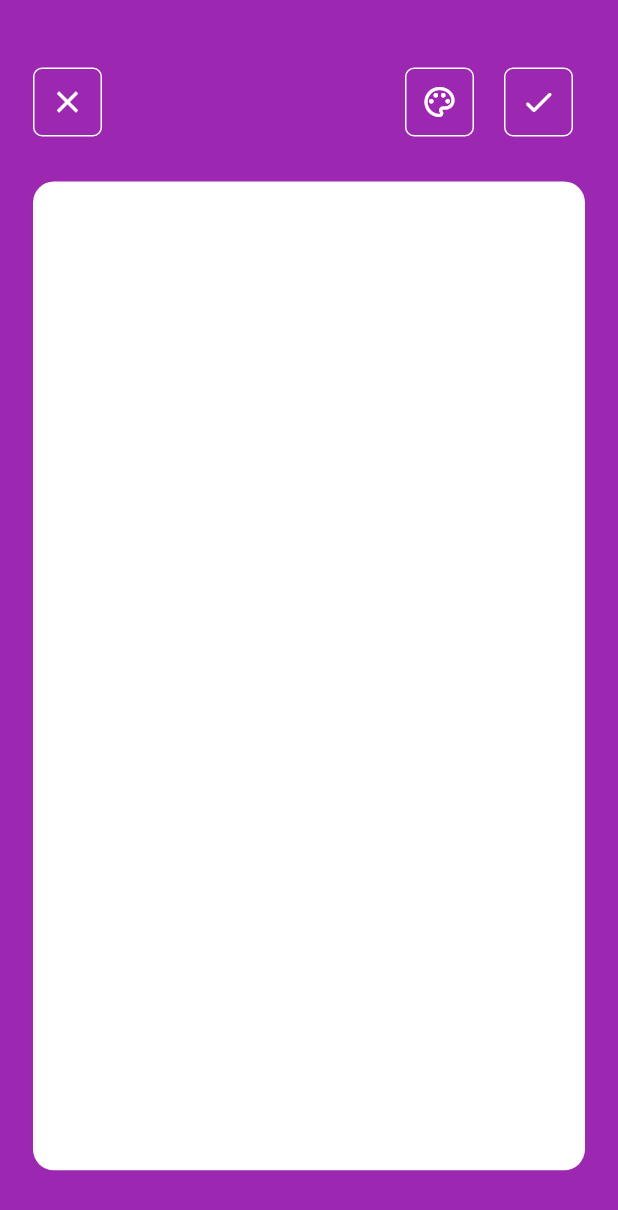
After one commit to Franciscof11/Simple_Notes, a Flutter app: the NotePage screen opened by its route, after a tap on the "mode edit outline" icon, on a phone screen of 412 x 824 dp. The commit adds this screen. Shown: the top 1210 px of the screen. Run offline on Flutter 3.47's test engine with Material 2 defaults, Android fonts, the phone set to English and light mode, and no system bars; our stand-ins replace another_flushbar, cloud_firestore, device_preview, firebase_core, google_fonts, page_transition; accounts and stored records are empty; generated files the repository leaves out were written again.

Commit message:
feat: edit mode for text

```diff
--- a/lib/model/note.dart
+++ b/lib/model/note.dart
@@ -4,10 +4,10 @@ class Note {
   final String? timestamp;
   final String? noteId;
   Note({
-    required this.title,
-    required this.note,
-    required this.timestamp,
-    required this.noteId,
+    this.title,
+    this.note,
+    this.timestamp,
+    this.noteId,
   });
 
   factory Note.fromFirestore(
--- a/lib/utils/routes.dart
+++ b/lib/utils/routes.dart
@@ -1,7 +1,10 @@
 import 'package:simple_notes/view/pages/home_page/home_page.dart';
-import 'package:simple_notes/view/pages/note_page.dart/note_page.dart';
+import 'package:simple_notes/view/pages/note_page/note_page.dart';
+
+import '../view/pages/edit_note_page/edit_note_page.dart';
 
 final routes = {
   '/HomePage': (context) => HomePage(),
   '/NotePage': (context) => const NotePage(),
+  '/EditNotePage': (context) => const EditNotePage(),
 };
--- /dev/null
+++ b/lib/view/pages/edit_note_page/edit_note_page.dart
@@ -0,0 +1,158 @@
+import 'package:flutter/material.dart';
+import 'package:google_fonts/google_fonts.dart';
+import 'package:simple_notes/controller/notes_controller.dart';
+
+import '../../../model/note.dart';
+import 'widgets/edit_text_form_field.dart';
+
+class EditNotePage extends StatefulWidget {
+  final Note? note;
+  const EditNotePage({super.key, this.note});
+
+  @override
+  State<EditNotePage> createState() => _EditNotePageState();
+}
+
+class _EditNotePageState extends State<EditNotePage> {
+  final titleAttController = TextEditingController();
+  final noteAttController = TextEditingController();
+  final formKey = GlobalKey<FormState>();
+  @override
+  Widget build(BuildContext context) {
+    return Scaffold(
+      backgroundColor: Colors.purple,
+      body: SingleChildScrollView(
+        physics: const BouncingScrollPhysics(),
+        child: Column(
+          crossAxisAlignment: CrossAxisAlignment.start,
+          children: [
+            Padding(
+              padding: const EdgeInsets.only(right: 8, top: 45, left: 22),
+              child: Row(
+                mainAxisAlignment: MainAxisAlignment.spaceBetween,
+                children: [
+                  GestureDetector(
+                    onTap: () => Navigator.pop(context),
+                    child: Container(
+                      padding: const EdgeInsets.all(10),
+                      decoration: BoxDecoration(
+                          borderRadius: BorderRadius.circular(6),
+                          border: Border.all(
+                            color: Colors.white,
+                          )),
+                      child: const Icon(
+                        Icons.close,
+                        color: Colors.white,
+                      ),
+                    ),
+                  ),
+                  Padding(
+                    padding: const EdgeInsets.only(right: 22),
+                    child: Row(
+                      children: [
+                        const SizedBox(width: 20),
+                        GestureDetector(
+                          onTap: () => Navigator.pop(context),
+                          child: Container(
+                            padding: const EdgeInsets.all(10),
+                            decoration: BoxDecoration(
+                                borderRadius: BorderRadius.circular(6),
+                                border: Border.all(
+                                  color: Colors.white,
+                                )),
+                            child: const Icon(
+                              Icons.color_lens_outlined,
+                              color: Colors.white,
+                            ),
+                          ),
+                        ),
+                        const SizedBox(width: 20),
+                        GestureDetector(
+                          onTap: () {
+                            final Note noteAtt = Note(
+                              title: titleAttController.text.isEmpty
+                                  ? widget.note!.title
+                                  : titleAttController.text,
+                              note: noteAttController.text.isEmpty
+                                  ? widget.note!.note
+                                  : noteAttController.text,
+                              noteId: widget.note!.noteId,
+                              timestamp: DateTime.now().toString(),
+                            );
+                            updateNote(
+                              updatedNote: noteAtt,
+                              oldnote: widget.note!,
+                            );
+                            Navigator.pop(context);
+                          },
+                          child: Container(
+                            padding: const EdgeInsets.all(10),
+                            decoration: BoxDecoration(
+                                borderRadius: BorderRadius.circular(6),
+                                border: Border.all(
+                                  color: Colors.white,
+                                )),
+                            child: const Icon(
+                              Icons.done_rounded,
+                              color: Colors.white,
+                            ),
+                          ),
+                        ),
+                      ],
+                    ),
+                  ),
+                ],
+              ),
+            ),
+            Padding(
+              padding: const EdgeInsets.only(
+                  bottom: 30, left: 22, right: 22, top: 30),
+              child: Container(
+                decoration: BoxDecoration(
+                  color: Colors.white,
+                  borderRadius: BorderRadius.circular(14),
+                ),
+                width: MediaQuery.of(context).size.width,
+                height: MediaQuery.of(context).size.height * 0.8,
+                child: Column(
+                  crossAxisAlignment: CrossAxisAlignment.start,
+                  children: [
+                    Padding(
+                      padding: const EdgeInsets.symmetric(horizontal: 22),
+                      child: Form(
+                        key: formKey,
+                        child: Column(
+                          crossAxisAlignment: CrossAxisAlignment.start,
+                          children: [
+                            const SizedBox(height: 18),
+                            EditFormField(
+                              controller: titleAttController,
+                              hint: widget.note?.title ?? '',
+                              hintStyle: GoogleFonts.notoSans(
+                                fontSize: 35,
+                                fontWeight: FontWeight.bold,
+                              ),
+                            ),
+                            EditFormField(
+                              controller: noteAttController,
+                              hint: widget.note?.note ?? '',
+                              hintStyle: GoogleFonts.notoSans(
+                                fontSize: 16,
+                                fontWeight: FontWeight.w400,
+                              ),
+                            ),
+                            const SizedBox(height: 15),
+                          ],
+                        ),
+                      ),
+                    ),
+                  ],
+                ),
+              ),
+            ),
+          ],
+        ),
+      ),
+    );
+  }
+}
--- /dev/null
+++ b/lib/view/pages/edit_note_page/widgets/edit_text_form_field.dart
@@ -0,0 +1,39 @@
+import 'package:flutter/material.dart';
+
+class EditFormField extends StatefulWidget {
+  final String hint;
+  final TextStyle? hintStyle;
+  final TextEditingController? controller;
+  const EditFormField({
+    super.key,
+    required this.hint,
+    this.controller,
+    this.hintStyle,
+  });
+
+  @override
+  State<EditFormField> createState() => _EditFormFieldState();
+}
+
+class _EditFormFieldState extends State<EditFormField> {
+  @override
+  Widget build(BuildContext context) {
+    return TextFormField(
+      onTapOutside: (event) => FocusScope.of(context).unfocus(),
+      maxLines: null,
+      cursorColor: Colors.black,
+      controller: widget.controller,
+      style: widget.hintStyle,
+      decoration: InputDecoration(
+        border: InputBorder.none,
+        hintText: widget.hint,
+        hintStyle: widget.hintStyle,
+        errorBorder: InputBorder.none,
+        enabledBorder: InputBorder.none,
+        focusedBorder: InputBorder.none,
+        focusedErrorBorder: InputBorder.none,
+        disabledBorder: InputBorder.none,
+      ),
+    );
+  }
+}
--- a/lib/view/pages/note_page.dart/note_page.dart
+++ b/lib/view/pages/note_page/note_page.dart
@@ -1,10 +1,13 @@
 import 'package:flutter/material.dart';
 import 'package:google_fonts/google_fonts.dart';
+import 'package:page_transition/page_transition.dart';
+
+import '../../../model/note.dart';
+import '../edit_note_page/edit_note_page.dart';
 
 class NotePage extends StatefulWidget {
-  final String? title;
-  final String? note;
-  const NotePage({super.key, this.title, this.note});
+  final Note? note;
+  const NotePage({super.key, this.note});
 
   @override
   State<NotePage> createState() => _NotePageState();
@@ -45,7 +48,6 @@ class _NotePageState extends State<NotePage> {
                     child: Row(
                       children: [
                         GestureDetector(
-                          onTap: () => Navigator.pop(context),
                           child: Container(
                             padding: const EdgeInsets.all(10),
                             decoration: BoxDecoration(
@@ -61,7 +63,15 @@ class _NotePageState extends State<NotePage> {
                         ),
                         const SizedBox(width: 20),
                         GestureDetector(
-                          onTap: () => Navigator.pop(context),
+                          onTap: () => Navigator.push(
+                            context,
+                            PageTransition(
+                              type: PageTransitionType.rightToLeftWithFade,
+                              child: EditNotePage(
+                                note: widget.note,
+                              ),
+                            ),
+                          ),
                           child: Container(
                             padding: const EdgeInsets.all(10),
                             decoration: BoxDecoration(
@@ -70,7 +80,7 @@ class _NotePageState extends State<NotePage> {
                                   color: Colors.white,
                                 )),
                             child: const Icon(
-                              Icons.color_lens_outlined,
+                              Icons.mode_edit_outline_outlined,
                               color: Colors.white,
                             ),
                           ),
@@ -101,7 +111,7 @@ class _NotePageState extends State<NotePage> {
                         children: [
                           const SizedBox(height: 18),
                           Text(
-                            widget.title ?? '',
+                            widget.note?.title ?? '',
                             style: GoogleFonts.notoSans(
                               fontSize: 35,
                               fontWeight: FontWeight.bold,
@@ -109,7 +119,7 @@ class _NotePageState extends State<NotePage> {
                           ),
                           const SizedBox(height: 18),
                           Text(
-                            widget.note ?? '',
+                            widget.note?.note ?? '',
                             textAlign: TextAlign.justify,
                             style: GoogleFonts.notoSans(
                               fontSize: 16,
```
Also changed, not shown: lib/controller/notes_controller.dart (added, +36 -0 lines), lib/controller/notes_firestore_service.dart (+9 -11 lines), lib/view/pages/home_page/home_page.dart (+6 -15 lines), lib/view/pages/home_page/widgets/expansive_button.dart (+35 -40 lines), lib/view/pages/home_page/widgets/note_card.dart (+6 -10 lines).
